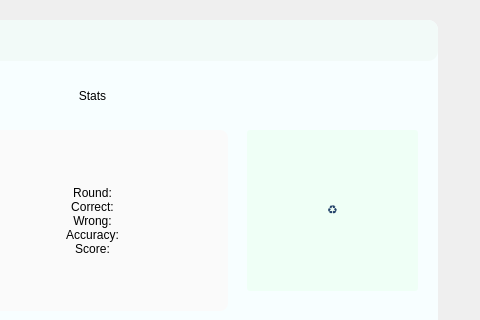
First picture: the form in my_ui.ui, repository TwigCoder/To-Trash-Or-Not-To-Trash, before the edit; both pictures show x 263 to 743 and y 0 to 320 of the 743 by 1141 pixel window.
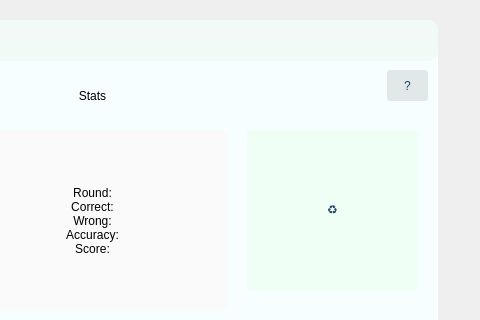
Second picture: the form after the edit.

Commit message: Able to return to welcome screen from main window and able to close out of popups.

Diff of the .ui file:
```diff
--- a/my_ui.ui
+++ b/my_ui.ui
@@ -344,6 +344,31 @@
       <bool>false</bool>
      </property>
     </widget>
+    <widget class="QPushButton" name="help_but">
+     <property name="geometry">
+      <rect>
+       <x>640</x>
+       <y>50</y>
+       <width>41</width>
+       <height>31</height>
+      </rect>
+     </property>
+     <property name="styleSheet">
+      <string notr="true">QPushButton {
+	border-radius: 3px;
+	background-color: rgb(225, 232, 232);
+	color: #224168;
+	font: 12pt &quot;MS UI Gothic&quot;;
+	qproperty-alignment: AlignCenter;
+}
+QPushButton::hover{
+	background-color: rgb(197, 202, 202);
+}</string>
+     </property>
+     <property name="text">
+      <string>?</string>
+     </property>
+    </widget>
    </widget>
    <widget class="QFrame" name="popup">
     <property name="geometry">
```
The commit also changes 3 other files.
